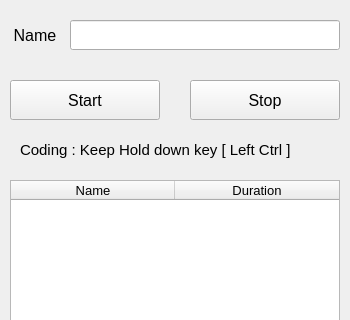
Before: the Qt Designer form VideoCoding.ui in ninnin92/VideoCoding, drawn with Qt 5; both pictures show x 0 to 350 and y 0 to 320 of the 350 by 500 pixel window.
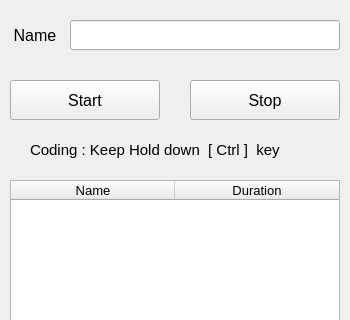
After: the same form once the commit is applied.

Patch:
```diff
--- a/VideoCoding.ui
+++ b/VideoCoding.ui
@@ -153,9 +153,9 @@
    <widget class="QLabel" name="label_2">
     <property name="geometry">
      <rect>
-      <x>20</x>
+      <x>30</x>
       <y>140</y>
-      <width>311</width>
+      <width>291</width>
       <height>20</height>
      </rect>
     </property>
@@ -166,7 +166,7 @@
      </font>
     </property>
     <property name="text">
-     <string>Coding : Keep Hold down key [ Left Ctrl ] </string>
+     <string>Coding : Keep Hold down  [ Ctrl ]  key</string>
     </property>
    </widget>
   </widget>
```
Left out of the diff: 12 changed lines with no effect on the pictures.
